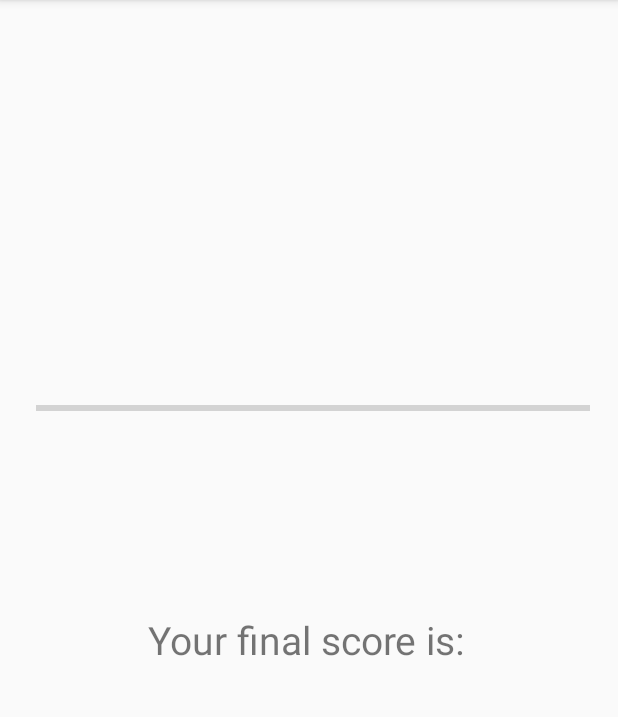
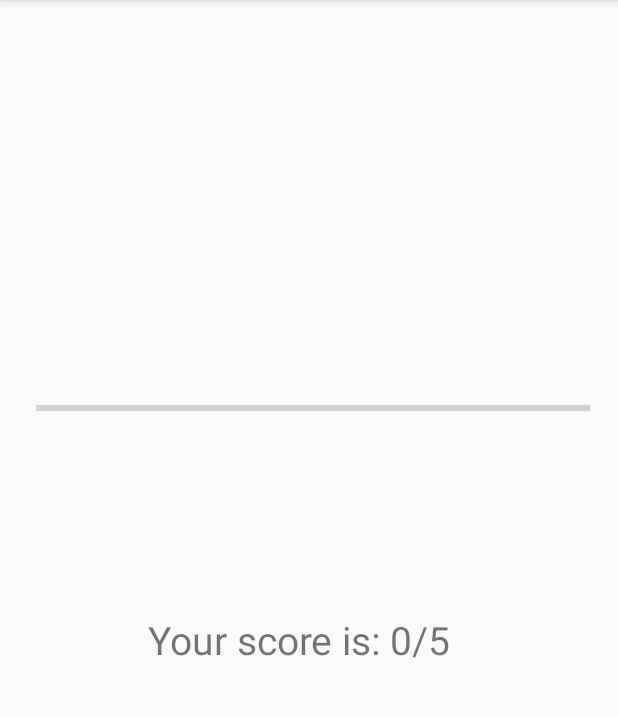
Before and after one commit to dfloca/LostInTheWorld, an Android app: the ScoreActivity screen opened directly, with no data from a screen before it, on a phone screen of 412 x 824 dp, the part 84-801 px from its top. Run offline under Robolectric (Android 15) with nearby library versions, the phone set to English and light mode, and no system bars.

Commit message:
Added more score functioality

```diff
--- a/app/src/main/java/com/floca/daniel/lostintheworld/ScoreActivity.java
+++ b/app/src/main/java/com/floca/daniel/lostintheworld/ScoreActivity.java
@@ -1,13 +1,29 @@
 package com.floca.daniel.lostintheworld;
 
+import android.content.Intent;
+import android.graphics.PorterDuff;
 import android.support.v7.app.AppCompatActivity;
 import android.os.Bundle;
+import android.widget.ProgressBar;
+import android.widget.TextView;
 
 public class ScoreActivity extends AppCompatActivity {
+
+    int score;
 
     @Override
     protected void onCreate(Bundle savedInstanceState) {
         super.onCreate(savedInstanceState);
         setContentView(R.layout.activity_score);
+
+        Intent mIntent = getIntent();
+        score = mIntent.getIntExtra("score", 0);
+
+        ProgressBar p = findViewById(R.id.progressBarScore);
+        p.setMax(5);
+        p.setProgress(score);
+
+        TextView t = findViewById(R.id.scoreText);
+        t.setText("Your score is: " + score + "/5");
     }
 }
--- a/app/src/main/res/layout/activity_main.xml
+++ b/app/src/main/res/layout/activity_main.xml
@@ -41,6 +41,7 @@
         android:layout_height="wrap_content"
         android:layout_marginStart="8dp"
         android:layout_marginTop="8dp"
+        android:background="#807a7d82"
         android:text="@string/scoreView"
         app:layout_constraintStart_toStartOf="parent"
         app:layout_constraintTop_toTopOf="parent" />
```
Also changed, not shown: app/src/main/java/com/floca/daniel/lostintheworld/MainActivity.java (+19 -5 lines), 1 other file.
